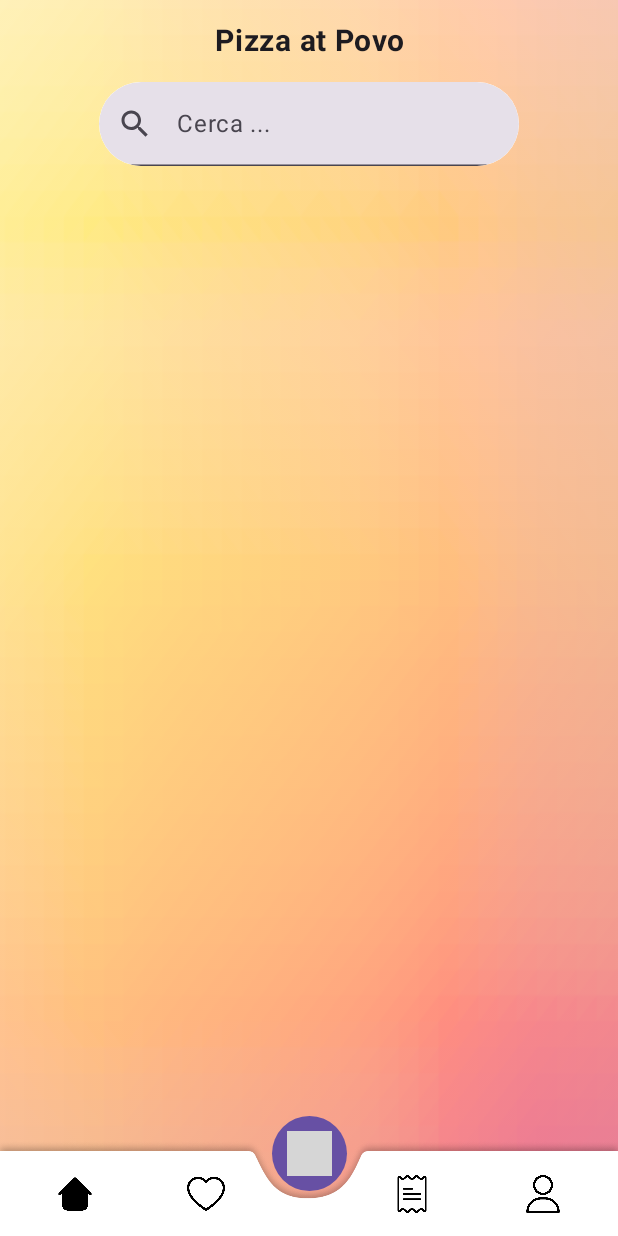
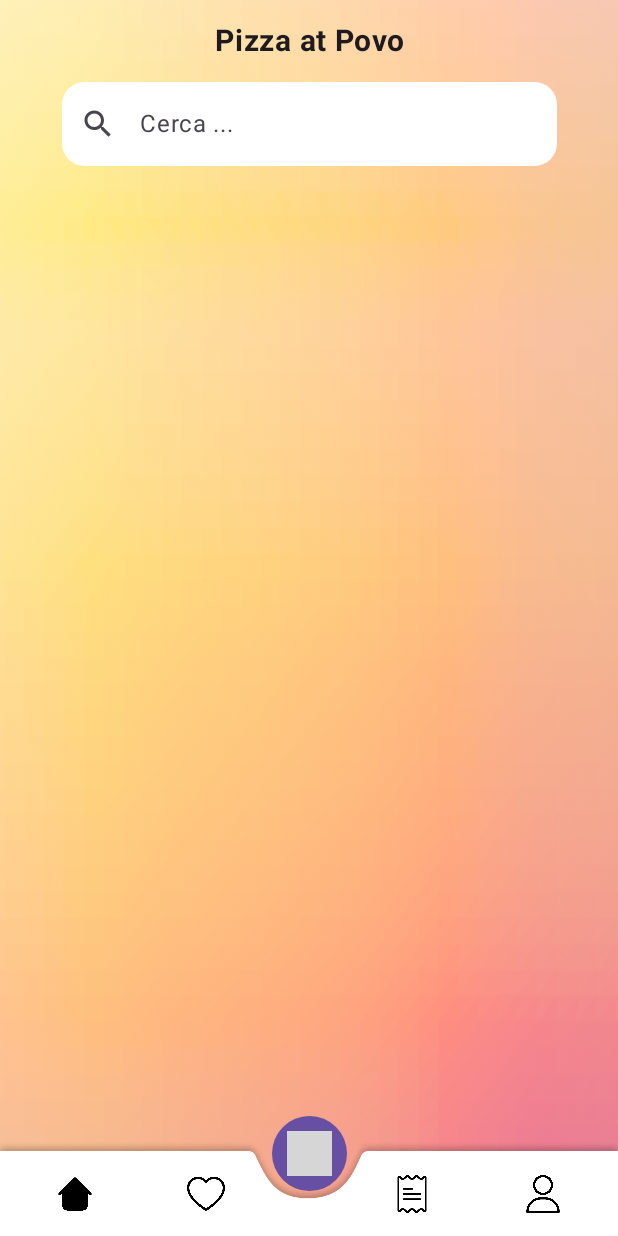
Before and after one commit to Idk121-blip/PizzasAtPovo, an Android app built with Jetpack Compose: the ListOfPizzas screen opened through its navigation route, on a phone screen of 412 x 824 dp. Run offline under Robolectric (Android 15) with nearby library versions, the phone set to English and light mode, and no system bars; our stand-ins replace Firebase (no records; nobody signed in at launch, a user with empty details on screens opened directly), Shimmer; pictures from the network do not load; grey boxes are pictures that could not be loaded.

Commit message:
Fixed bar and added a base version of loading account

```diff
--- a/app/src/main/java/com/example/pizzasatpovo/data/NavigationViewModel.kt
+++ b/app/src/main/java/com/example/pizzasatpovo/data/NavigationViewModel.kt
@@ -10,6 +10,7 @@ import kotlinx.coroutines.flow.update
 class NavigationViewModel(val controller: NavHostController): ViewModel() {
     private val _navController = MutableStateFlow(controller)
     val navController = _navController.asStateFlow()
+    //TODO if not used remove
 
 
     fun goToListOfPizzas(){
--- a/app/src/main/java/com/example/pizzasatpovo/screens/AccountPageScreen.kt
+++ b/app/src/main/java/com/example/pizzasatpovo/screens/AccountPageScreen.kt
@@ -1,6 +1,7 @@
 package com.example.pizzasatpovo.screens
 
 import androidx.compose.foundation.Image
+import androidx.compose.foundation.background
 import androidx.compose.foundation.clickable
 import androidx.compose.foundation.layout.Box
 import androidx.compose.foundation.layout.Column
@@ -56,6 +57,7 @@ import com.example.pizzasatpovo.presentation.sign_in.GoogleAuthUiClient
 import com.example.pizzasatpovo.presentation.sign_in.SignInViewModel
 import com.example.pizzasatpovo.ui.components.BackgroundImage
 import com.example.pizzasatpovo.ui.components.Bars
+import com.example.pizzasatpovo.ui.components.shimmerBrush
 import kotlinx.coroutines.launch
 
 
@@ -71,7 +73,7 @@ class AccountPageScreen {
         onLogOutButtonClicked: ()->Unit,
     ){
         val viewModel = viewModel<LoadingViewModel>()
-        val state by viewModel.state.collectAsStateWithLifecycle()
+
         BackgroundImage()
         NavHost(
             navController = navController2,
@@ -80,9 +82,13 @@ class AccountPageScreen {
         ) {
             composable(route= "LoadingPage"){
 
-                Button(onClick = { /*TODO*/ }) {
-                    Text(text = "Loading")
-                }
+
+
+
+
+//                Button(onClick = { /*TODO*/ }) {
+//                    Text(text = "Loading")
+//                }
 
                 LaunchedEffect(key1 = Unit) {
                     lifecycleScope.launch {
@@ -90,16 +96,9 @@ class AccountPageScreen {
                         viewModel.onSignInResult(loadResult)
                     }
                 }
-
-                LaunchedEffect(state.isFinished) {
-                    navController2.navigate("AccountPage")
-                }
-            }
-
-            composable(route= "AccountPage"){
                 Column {
                     Bars().AppBar(
-                         text = "Account",
+                        text = "Account",
                     )
                     Column {
                         UserInfoCard(viewModel = viewModel)
@@ -154,9 +153,20 @@ class AccountPageScreen {
                         navViewModel = navController
                     )
                 }
+
+            }
+
+            composable(route= "AccountPage"){
+
             }
         }
     }
+
+
+
+
+
+
 
     @Composable
     fun UserInfoCard(
@@ -174,6 +184,9 @@ class AccountPageScreen {
                 .padding(25.dp, 10.dp)
         ){
             val userData by viewModel.userData.collectAsStateWithLifecycle()
+            val state by viewModel.state.collectAsStateWithLifecycle()
+            val showShimmer = remember { mutableStateOf(true) }
+            showShimmer.value= !state.isFinished
             Card (
                 shape = RoundedCornerShape(15.dp, 0.dp),
                 colors = CardDefaults.cardColors(MaterialTheme.colorScheme.primary),
@@ -181,6 +194,8 @@ class AccountPageScreen {
                     .fillMaxWidth()
                     .height(105.dp)
                     .padding(0.dp)
+
+
             ){
                 Row (
                     verticalAlignment = Alignment.CenterVertically,
@@ -192,9 +207,11 @@ class AccountPageScreen {
                             model = userData.image,
                             contentScale = ContentScale.Crop,
                             contentDescription = "user image",
+                            onSuccess = {  },
                             modifier= modifier
+                                .clip(CircleShape)
+                                .background(shimmerBrush(targetValue = 1300f, showShimmer = showShimmer.value))
                                 .size(90.dp)
-                                .clip(CircleShape)
                         )
                     }
                     Spacer(
@@ -202,12 +219,15 @@ class AccountPageScreen {
                             .weight(1f)
                             .fillMaxHeight()
                     )
+
                     Text(
-                        text = "€ " +String.format("%.2f", userData.credit),
+
+                        text = "" +if(showShimmer.value){"         "} else { "€ "+String.format("%.2f", userData.credit)},
                         fontSize = 30.sp,
                         fontWeight = FontWeight.Bold,
                         textAlign = TextAlign.Center,
                         modifier = modifier.padding(end = 15.dp)
+                            .background(shimmerBrush(targetValue = 1300f, showShimmer = showShimmer.value) )
                     )
                 }
             }
@@ -217,9 +237,10 @@ class AccountPageScreen {
                     .fillMaxSize()
             ) {
                 Text(
-                    text = userData.name!!,
+                    text = "" +if(showShimmer.value){"                    "} else {userData.name!!},
                     modifier = modifier
                         .padding(start = 15.dp,end= 7.dp, bottom = 7.dp, top = 7.dp)
+                        .background(shimmerBrush(targetValue = 1300f, showShimmer = showShimmer.value) )
                 )
                 Spacer(
                     Modifier
@@ -313,6 +334,7 @@ class AccountPageScreen {
         Row(modifier = modifier
             .padding(top = 25.dp, bottom = 2.dp, start = 25.dp, end = 25.dp)
             .clickable {
+
                 onLogOutButtonClicked()
             }) {
             Icon(
--- a/app/src/main/java/com/example/pizzasatpovo/screens/ListOfPizzasScreen.kt
+++ b/app/src/main/java/com/example/pizzasatpovo/screens/ListOfPizzasScreen.kt
@@ -27,10 +27,14 @@ import androidx.compose.material.icons.filled.Search
 import androidx.compose.material.icons.outlined.FavoriteBorder
 import androidx.compose.material3.Card
 import androidx.compose.material3.CardDefaults
+import androidx.compose.material3.ExperimentalMaterial3Api
 import androidx.compose.material3.Icon
 import androidx.compose.material3.OutlinedTextField
 import androidx.compose.material3.Text
 import androidx.compose.material3.TextField
+import androidx.compose.material3.TextFieldColors
+import androidx.compose.material3.TextFieldDefaults
+import androidx.compose.material3.TextFieldDefaults.indicatorLine
 import androidx.compose.runtime.Composable
 import androidx.compose.runtime.getValue
 import androidx.compose.runtime.mutableStateOf
@@ -57,13 +61,12 @@ import com.example.pizzasatpovo.ui.components.Bars
 import com.example.pizzasatpovo.data.Topping
 import com.example.pizzasatpovo.ui.components.BackgroundImage
 
-class ListOfPizzasScreen() {
-
+class ListOfPizzasScreen {
     @Composable
     fun ListOfPizzasPage(
         navViewModel: NavigationViewModel,
         viewModel: PizzaViewModel,
-        onAddToFavouritesClicked:(String)->Unit={},//TODO: maybe add a screen when clicked?
+        onAddToFavouritesClicked:(String)->Unit={},
         onRemoveFromFavouritesClicked:(String)->Unit={},
         modifier: Modifier = Modifier
     ){
@@ -78,7 +81,7 @@ class ListOfPizzasScreen() {
             SearchBar(
                 viewModel= viewModel,
                 modifier = modifier
-                    .padding(10.dp)
+                    .padding(0.dp, 10.dp)
             )
             ListOfPizzas(
                 navViewModel = navViewModel,
@@ -95,28 +98,35 @@ class ListOfPizzasScreen() {
 
     @Composable
     fun SearchBar(viewModel: PizzaViewModel,modifier: Modifier = Modifier){
-
         val text by viewModel.searchQuery.collectAsStateWithLifecycle()
-
         TextField(
             value = text,
             onValueChange = {
                 viewModel.onSearchTextChanged(it)
             },
+
             leadingIcon = { Icon(
                 imageVector = Icons.Filled.Search,
-                contentDescription = "Search"
+                contentDescription = "SearchIcon"
             ) },
             textStyle = TextStyle(
-                textAlign = TextAlign.Start
+                textAlign = TextAlign.Start,
             ),
-            shape = RoundedCornerShape(50.dp),
+            shape = RoundedCornerShape(15.dp),
             label = null,
             placeholder = { Text(text = "Cerca ...") },
-            singleLine = true,
+            colors = TextFieldDefaults.colors(
+                focusedIndicatorColor = Color.Transparent,
+                unfocusedIndicatorColor = Color.Transparent,
+                unfocusedContainerColor = Color.White,
+                focusedContainerColor = Color.White
+            ),
+            singleLine = false,
             modifier = modifier
-                .clip(CircleShape)
-                .background(Color.White)
+                .width(330.dp)
+                .padding()
+
+
         )
     }
 
@@ -145,7 +155,6 @@ class ListOfPizzasScreen() {
         ){
             items(pizzas){ pizza->
                 PizzaCard(
-                    //TODO! check names
                     viewModel = viewModel,
                     navViewModel = navViewModel,
                     pizza= pizza,
@@ -170,8 +179,6 @@ class ListOfPizzasScreen() {
                 }
 
             }
-
-
         }
 
         Spacer(
@@ -190,8 +197,6 @@ class ListOfPizzasScreen() {
         isFavourite: Boolean= false,
         modifier: Modifier = Modifier
     ){
-
-
         var toppingForCard=""
         for (topping in pizza.toppings!!){
             toppingForCard= toppingForCard.plus(topping.name).plus(", ")
@@ -205,7 +210,7 @@ class ListOfPizzasScreen() {
             }
         }
         var favourite by remember {mutableStateOf(isFavourite)}
-
+        favourite= isFavourite
         val interactionSource = remember { MutableInteractionSource() }
 
         Card(
--- a/app/src/main/java/com/example/pizzasatpovo/screens/OrdersScreen.kt
+++ b/app/src/main/java/com/example/pizzasatpovo/screens/OrdersScreen.kt
@@ -182,6 +182,7 @@ class OrdersScreen {
 //                        name = pizzas[i].name,
 //                        pizza = RetrievedPizza("Margherita", image = "", toppings = arrayListOf()),
 //                        viewModel = viewModel
+                        price = ordersList[order].price
                     )
                     order++;
                 }
@@ -202,6 +203,7 @@ class OrdersScreen {
 //                        name = pizzas[i].name,
 //                        pizza = RetrievedPizza("Margherita", image = "", toppings = arrayListOf()),
 //                        viewModel = viewModel
+                        price = ordersList[order].price
                     )
                     order++;
                 }
@@ -218,6 +220,7 @@ class OrdersScreen {
     fun SingleOrderCard(
         image: String,
         name: String,
+        price: Double,
         modifier: Modifier = Modifier
     ){
         Card (
@@ -257,7 +260,7 @@ class OrdersScreen {
                     )
                 }
                 Text(
-                    text = "€ 4.40",
+                    text = "€ $price",
                     textAlign = TextAlign.End,
                     fontWeight = FontWeight.Bold,
                     modifier = modifier
--- a/app/src/main/java/com/example/pizzasatpovo/screens/PizzaScreens.kt
+++ b/app/src/main/java/com/example/pizzasatpovo/screens/PizzaScreens.kt
@@ -289,7 +289,6 @@ fun PizzasAtPovoApp(
 
 
 suspend fun userLogged(applicationContext: Context, sendRetrieveData: SendRetrieveData, pizzaViewModel: PizzaViewModel) {
-    //TODO: try to do these as val
     var pizzas: ArrayList<RetrievedPizza> = arrayListOf()
     var toppings: ArrayList<Topping> = arrayListOf()
     val reqRespone= sendRetrieveData.getPizzas()
--- /dev/null
+++ b/app/src/main/java/com/example/pizzasatpovo/ui/components/shimmer.kt
@@ -0,0 +1,42 @@
+package com.example.pizzasatpovo.ui.components
+
+import androidx.compose.animation.core.RepeatMode
+import androidx.compose.animation.core.animateFloat
+import androidx.compose.animation.core.infiniteRepeatable
+import androidx.compose.animation.core.rememberInfiniteTransition
+import androidx.compose.animation.core.tween
+import androidx.compose.runtime.Composable
+import androidx.compose.ui.geometry.Offset
+import androidx.compose.ui.graphics.Brush
+import androidx.compose.ui.graphics.Color
+
+@Composable
+fun shimmerBrush(showShimmer: Boolean = true,targetValue:Float = 1000f): Brush {
+    return if (showShimmer) {
+        val shimmerColors = listOf(
+            Color.LightGray.copy(alpha = 0.6f),
+            Color.LightGray.copy(alpha = 0.2f),
+            Color.LightGray.copy(alpha = 0.6f),
+        )
+
+        val transition = rememberInfiniteTransition(label = "")
+        val translateAnimation = transition.animateFloat(
+            initialValue = 0f,
+            targetValue = targetValue,
+            animationSpec = infiniteRepeatable(
+                animation = tween(800), repeatMode = RepeatMode.Reverse
+            ), label = ""
+        )
+        Brush.linearGradient(
+            colors = shimmerColors,
+            start = Offset.Zero,
+            end = Offset(x = translateAnimation.value, y = translateAnimation.value)
+        )
+    } else {
+        Brush.linearGradient(
+            colors = listOf(Color.Transparent,Color.Transparent),
+            start = Offset.Zero,
+            end = Offset.Zero
+        )
+    }
+}
```
Also changed, not shown: app/src/main/java/com/example/pizzasatpovo/presentation/db_interaction/SendRetrieveData.kt (+12 -8 lines).
